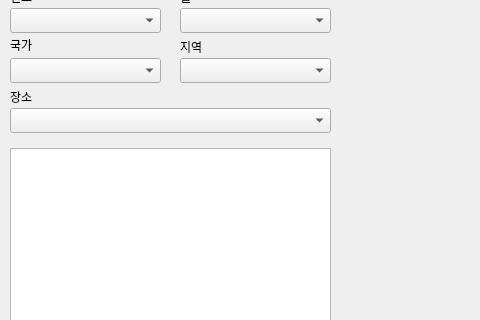
Above: main.ui from wereno4/churchalbum before the change; both pictures show x 0 to 480 and y 145 to 465 of the 1301 by 902 pixel window. Below: the same form after it.
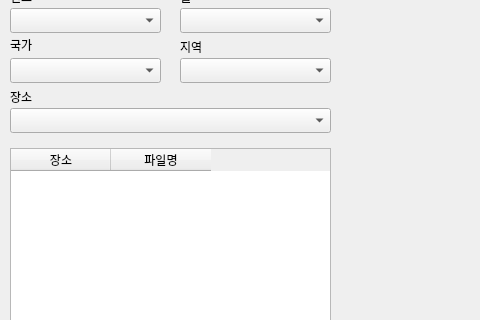
That is the form after the change.

The edit to the form file:
```diff
--- a/main.ui
+++ b/main.ui
@@ -198,7 +198,7 @@
      </rect>
     </property>
    </widget>
-   <widget class="QListWidget" name="imageList">
+   <widget class="QTableWidget" name="imageList">
     <property name="geometry">
      <rect>
       <x>10</x>
@@ -207,6 +207,19 @@
       <height>571</height>
      </rect>
     </property>
+    <property name="editTriggers">
+     <set>QAbstractItemView::NoEditTriggers</set>
+    </property>
+    <column>
+     <property name="text">
+      <string>장소</string>
+     </property>
+    </column>
+    <column>
+     <property name="text">
+      <string>파일명</string>
+     </property>
+    </column>
    </widget>
   </widget>
   <widget class="QMenuBar" name="menubar">
```
